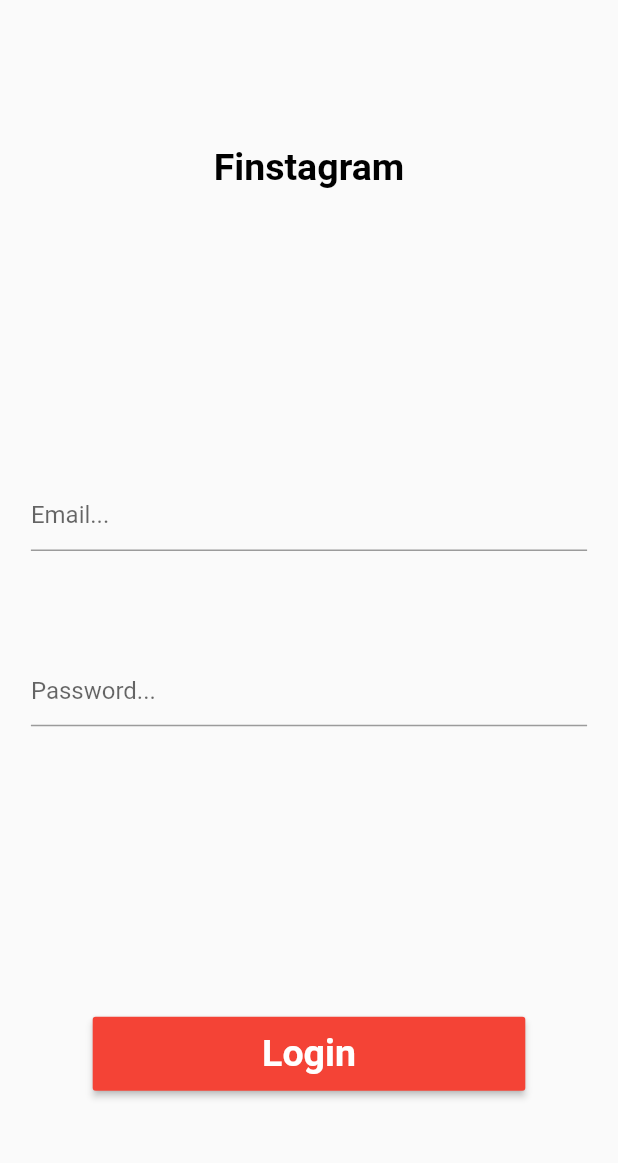
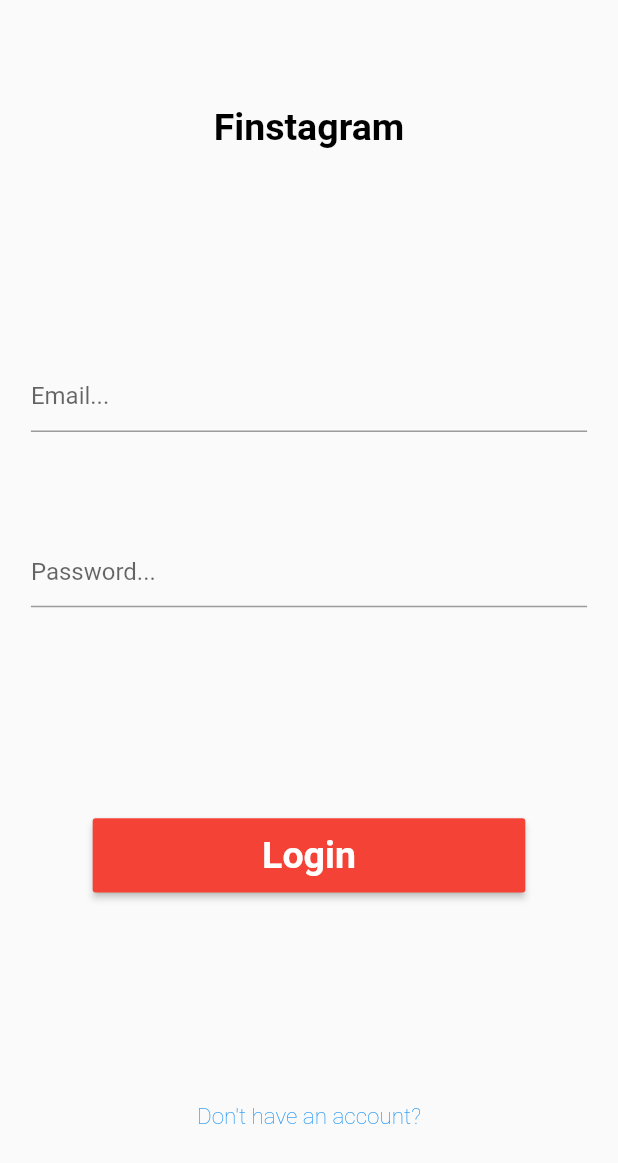
Before and after one commit to fiixed/finstagram, a Flutter app: the screen it shows after launch, on a phone screen of 412 x 824 dp. Shown: the top 1163 px of the screen. Run offline on Flutter 3.47's test engine with Material 2 defaults, Android fonts, the phone set to English and light mode, and no system bars.

```diff
--- a/lib/pages/login_page.dart
+++ b/lib/pages/login_page.dart
@@ -30,6 +30,7 @@ class _LoginPageState extends State<LoginPage> {
                 _titleWidget(),
                 _loginForm(),
                 _loginButton(),
+                _registerPageLink()
               ],
             ),
           ),
@@ -114,6 +115,20 @@ class _LoginPageState extends State<LoginPage> {
     );
   }
 
+  Widget _registerPageLink() {
+    return GestureDetector(
+      onTap: () => Navigator.pushNamed(context, 'register'),
+      child: const Text(
+        'Don\'t have an account?',
+        style: TextStyle(
+          color: Colors.blue,
+          fontSize: 15,
+          fontWeight: FontWeight.w200,
+        ),
+      ),
+    );
+  }
+
   void _loginUser() {
     if (_loginFormKey.currentState!.validate()) {
       _loginFormKey.currentState!.save();
```
